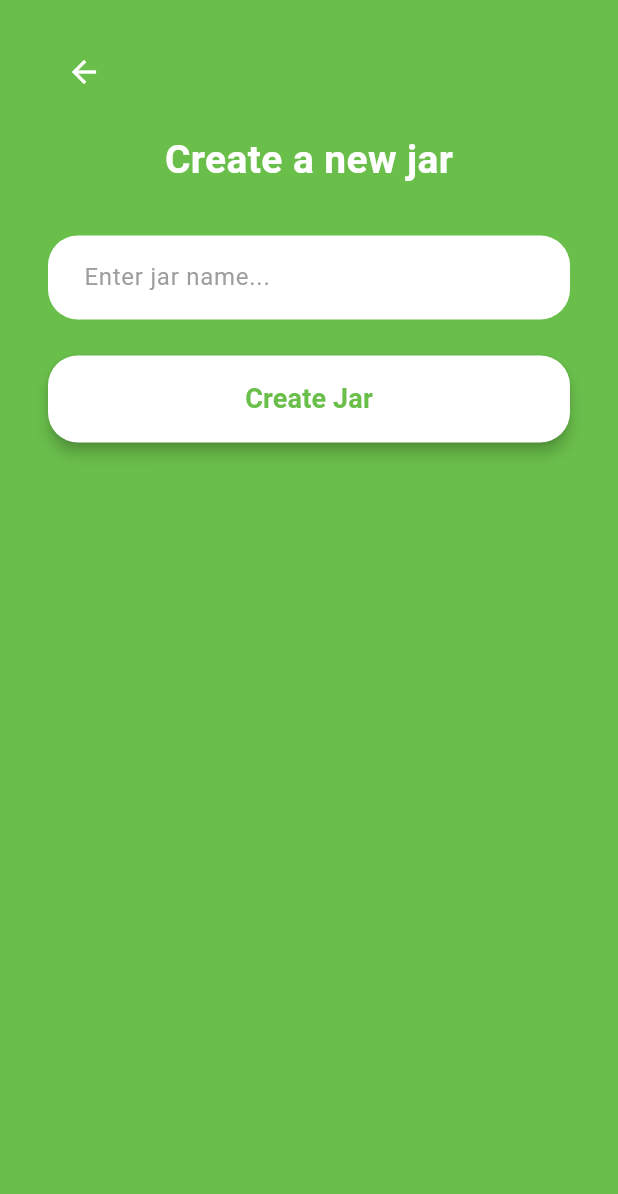
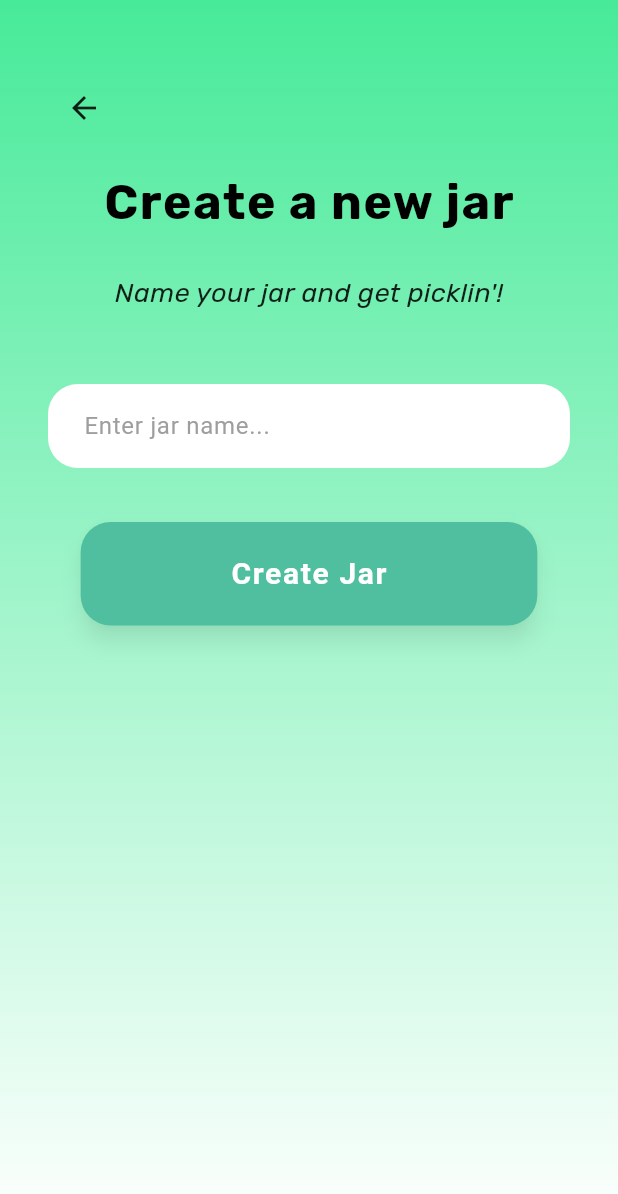
Before and after one commit to ColdBlitz101/picklnairted, a Flutter app: the CreateGroupScreen screen opened directly, on a phone screen of 412 x 824 dp. Shown: the top 1194 px of the screen. Run offline on Flutter 3.47's test engine with Material 3 defaults, Android fonts, the light colour scheme and no system bars; our stand-ins replace google_fonts, swipe_cards.

Commit message:
create_group_screen1.2

```diff
--- a/lib/screens/create_group_screen.dart
+++ b/lib/screens/create_group_screen.dart
@@ -1,4 +1,5 @@
 import 'package:flutter/material.dart';
+import 'package:google_fonts/google_fonts.dart';
 import 'group_lobby_screen.dart';
 
 class CreateGroupScreen extends StatefulWidget {
@@ -11,39 +12,73 @@ class CreateGroupScreen extends StatefulWidget {
 class _CreateGroupScreenState extends State<CreateGroupScreen> {
   final TextEditingController _groupNameController = TextEditingController();
 
-  static const Color picklGreen = Color(0xFF6ABF4B);
+  void _createJar() {
+    final jarName = _groupNameController.text.trim();
+    if (jarName.isNotEmpty) {
+      ScaffoldMessenger.of(context).showSnackBar(
+        SnackBar(content: Text('Created "$jarName"!')),
+      );
+      Navigator.push(
+        context,
+        MaterialPageRoute(builder: (context) => const GroupLobbyScreen()),
+      );
+    } else {
+      ScaffoldMessenger.of(context).showSnackBar(
+        const SnackBar(content: Text('Please enter a jar name')),
+      );
+    }
+  }
 
   @override
   Widget build(BuildContext context) {
     return Scaffold(
-      backgroundColor: picklGreen,
-      body: SafeArea(
-        child: Padding(
-          padding: const EdgeInsets.symmetric(horizontal: 32.0, vertical: 24.0),
+      body: Container(
+        width: double.infinity,
+        height: double.infinity,
+        padding: const EdgeInsets.symmetric(horizontal: 32, vertical: 48),
+        decoration: const BoxDecoration(
+          gradient: LinearGradient(
+            colors: [Color(0xFF47EA99), Colors.white],
+            begin: Alignment.topCenter,
+            end: Alignment.bottomCenter,
+          ),
+        ),
         child: Column(
           crossAxisAlignment: CrossAxisAlignment.start,
           children: [
             // Back button
             IconButton(
-                icon: const Icon(Icons.arrow_back, color: Colors.white),
-                onPressed: () {
-                  Navigator.pop(context);
-                },
+              icon: const Icon(Icons.arrow_back, color: Colors.black87),
+              onPressed: () => Navigator.pop(context),
             ),
             const SizedBox(height: 16),
 
-              // Title
-              const Center(
+            // Header
+            Center(
               child: Text(
                 'Create a new jar',
-                  style: TextStyle(
-                    fontSize: 26,
+                style: GoogleFonts.rubik(
+                  fontSize: 32,
                   fontWeight: FontWeight.bold,
-                    color: Colors.white,
+                  color: Colors.black,
+                  letterSpacing: 1.1,
                 ),
               ),
             ),
-              const SizedBox(height: 32),
+            const SizedBox(height: 24),
+
+            // Subheader
+            Center(
+              child: Text(
+                'Name your jar and get picklin\'!',
+                style: GoogleFonts.rubik(
+                  fontSize: 18,
+                  fontStyle: FontStyle.italic,
+                  color: Colors.black87,
+                ),
+              ),
+            ),
+            const SizedBox(height: 48),
 
             // Input field
             TextField(
@@ -58,55 +93,40 @@ class _CreateGroupScreenState extends State<CreateGroupScreen> {
                   borderRadius: BorderRadius.circular(20),
                   borderSide: BorderSide.none,
                 ),
-                  contentPadding: const EdgeInsets.symmetric(horizontal: 20, vertical: 16),
+                contentPadding:
+                    const EdgeInsets.symmetric(horizontal: 20, vertical: 16),
               ),
             ),
-              const SizedBox(height: 24),
+            const SizedBox(height: 36),
 
             // Create button
-              SizedBox(
-                width: double.infinity,
+            Center(
               child: ElevatedButton(
-                  onPressed: () {
-                    final jarName = _groupNameController.text.trim();
-                    if (jarName.isNotEmpty) {
-                      // Show confirmation
-                      ScaffoldMessenger.of(context).showSnackBar(
-                        SnackBar(content: Text('Created "$jarName"!')),
-                      );
-
-                      // Navigate to the Group Lobby
-                      Navigator.push(
-                        context,
-                        MaterialPageRoute(
-                          builder: (context) => const GroupLobbyScreen(),
-                        ),
-                      );
-                    } else {
-                      ScaffoldMessenger.of(context).showSnackBar(
-                        const SnackBar(content: Text('Please enter a jar name')),
-                      );
-                    }
-                  },
+                onPressed: _createJar,
                 style: ElevatedButton.styleFrom(
-                    backgroundColor: Colors.white,
-                    foregroundColor: picklGreen,
-                    padding: const EdgeInsets.symmetric(vertical: 16),
+                  backgroundColor: const Color(0xFF50BFA0),
+                  padding: const EdgeInsets.symmetric(
+                      horizontal: 100, vertical: 20),
                   shape: RoundedRectangleBorder(
                     borderRadius: BorderRadius.circular(20),
                   ),
-                    elevation: 4,
+                  elevation: 6,
+                  shadowColor: Colors.black38,
                 ),
                 child: const Text(
                   'Create Jar',
-                    style: TextStyle(fontSize: 18, fontWeight: FontWeight.w600),
+                  style: TextStyle(
+                    fontSize: 20,
+                    fontWeight: FontWeight.bold,
+                    letterSpacing: 1.1,
+                    color: Colors.white,
+                  ),
                 ),
               ),
             ),
           ],
         ),
       ),
-      ),
     );
   }
 }
```
Lines whose indentation alone changed are shown as unchanged.
